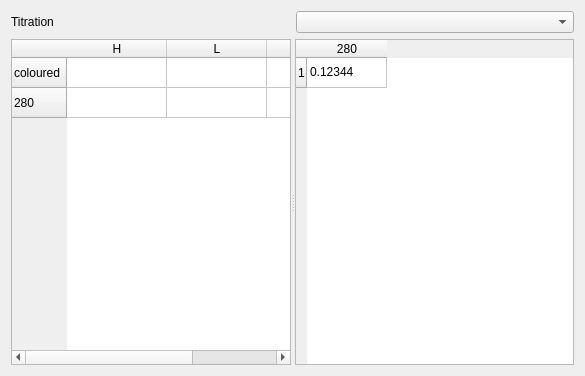
Before: the Qt Designer form forms/specds.ui in salvadorblasco/apes, drawn with Qt 5.
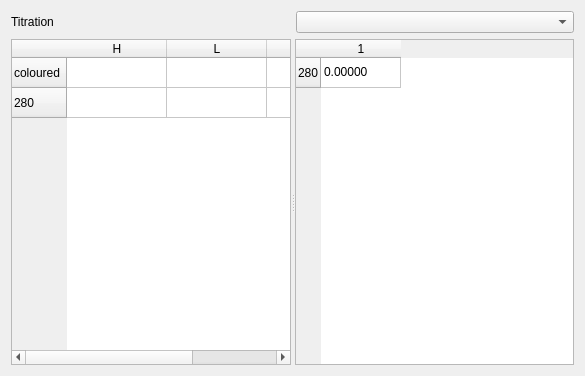
After: the same form once the commit is applied.

Commit message: added labels in calorwidget

```diff
--- a/forms/specds.ui
+++ b/forms/specds.ui
@@ -90,17 +90,17 @@
       </attribute>
       <row>
        <property name="text">
-        <string>1</string>
+        <string>280</string>
        </property>
       </row>
       <column>
        <property name="text">
-        <string>280</string>
+        <string>1</string>
        </property>
       </column>
       <item row="0" column="0">
        <property name="text">
-        <string>0.12344</string>
+        <string>0.00000</string>
        </property>
       </item>
      </widget>
```
The commit also changes 6 other files.
